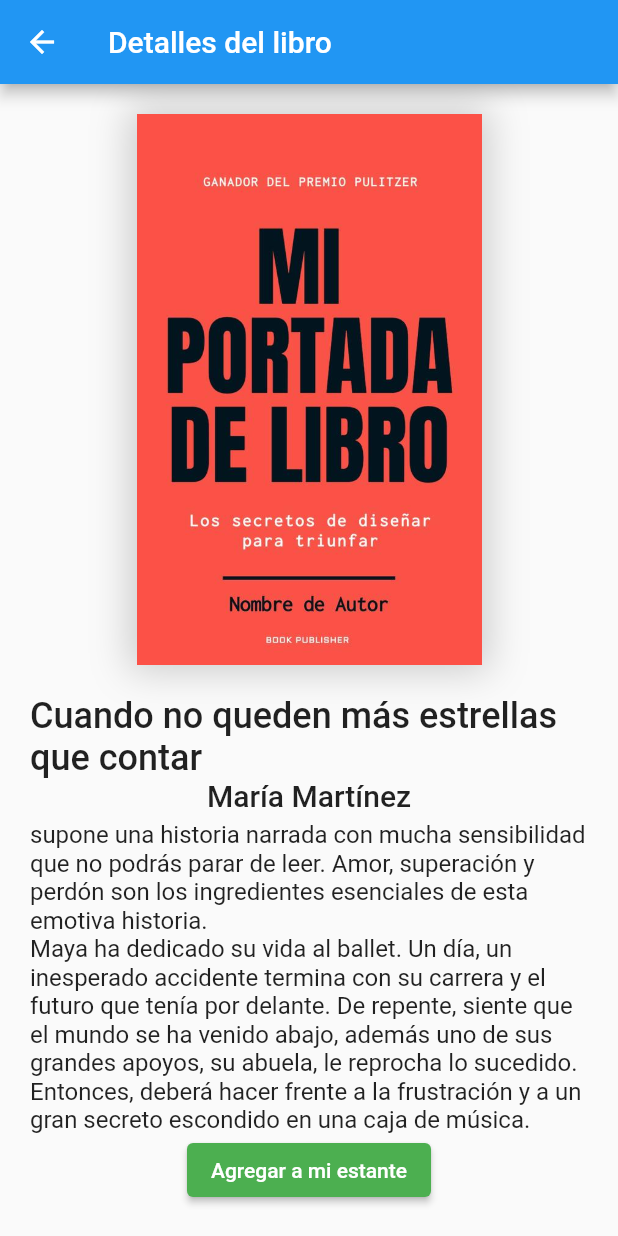
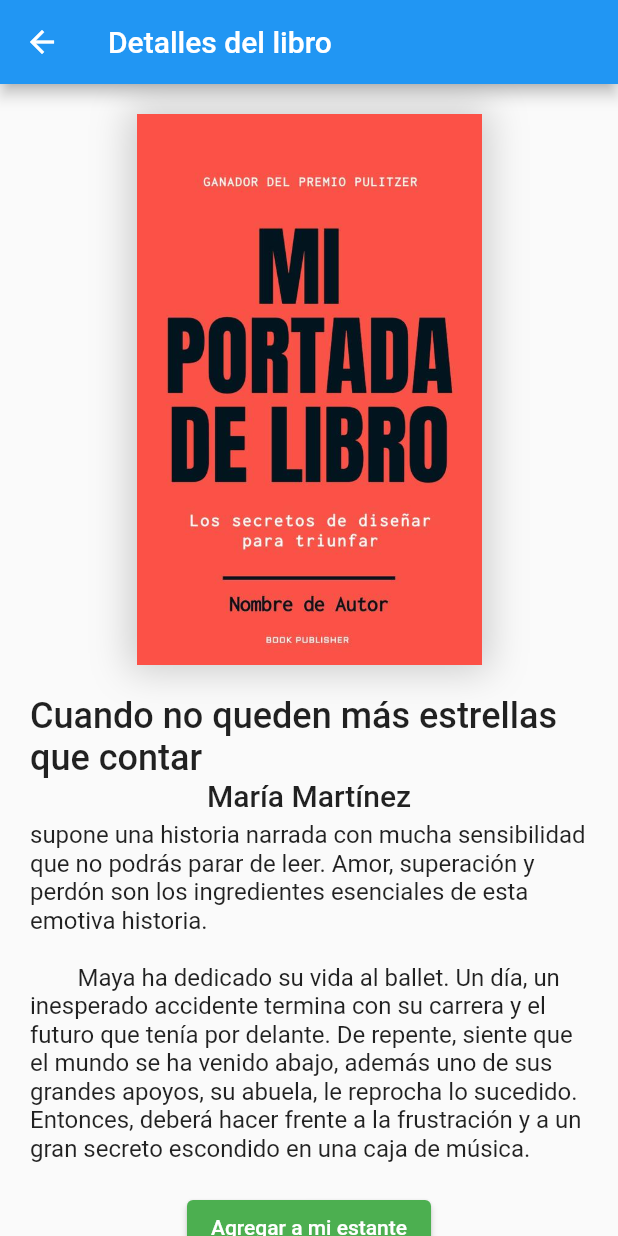
Before and after one commit to lpedraoss/monis, a Flutter app: the screen it shows after launch, after a tap on an icon or button, on a phone screen of 412 x 824 dp. Run offline on Flutter 3.47's test engine with Material 2 defaults, Android fonts, the phone set to English and light mode, and no system bars; our stand-ins replace flutter_bloc.

Commit message:
Modified:   -  Warnings on prettier formatting

```diff
--- a/lib/book_details/book_details_screen.dart
+++ b/lib/book_details/book_details_screen.dart
@@ -50,7 +50,7 @@ class BookActionsWidget extends StatelessWidget {
       }
       return ElevatedButton(
         onPressed: action,
-        style: ElevatedButton.styleFrom(primary: color),
+        style: ElevatedButton.styleFrom(backgroundColor: color,),
         child: Text(label),
       );
     });
--- a/lib/bookshelf/bookshelf_screen.dart
+++ b/lib/bookshelf/bookshelf_screen.dart
@@ -47,7 +47,7 @@ class BookCoverItem extends StatefulWidget {
     super.key,
   });
   //final Book _book;
-  final _bookId;
+  final int _bookId;
 
   @override
   State<BookCoverItem> createState() => _BookCoverItemState();
@@ -57,7 +57,6 @@ class _BookCoverItemState extends State<BookCoverItem> {
   Book? _book;
   @override
   void initState() {
-    // TODO: implement initState
     super.initState();
     _getBook(widget._bookId);
   }
--- a/lib/categories/categories_screen.dart
+++ b/lib/categories/categories_screen.dart
@@ -1,5 +1,5 @@
 import 'package:flutter/material.dart';
-import 'package:monis/model/book-category.dart';
+import 'package:monis/model/book_category.dart';
 import 'package:monis/utils.dart';
 
 class CategoriesScreen extends StatelessWidget {
@@ -49,7 +49,7 @@ class TileCategory extends StatelessWidget {
       child: Container(
         decoration: BoxDecoration(
           borderRadius: BorderRadius.circular(4.0),
-          color: hexToColor(_category.ColorBg),
+          color: hexToColor(_category.colorBg),
         ),
         alignment: AlignmentDirectional.center,
         child: Text(
--- a/lib/home/homeScreen.dart
+++ b/lib/home/home_screen.dart
@@ -36,7 +36,7 @@ class _HomeScreenState extends State<HomeScreen> {
           itemCount: listLength,
           itemBuilder: (context, index) {
             if (index == 0) {
-              return HeaderWidget();
+              return const HeaderWidget();
             }
 
             if (index == 1) {
@@ -134,6 +134,8 @@ class ListItemBook extends StatelessWidget {
 }
 
 class HeaderWidget extends StatelessWidget {
+  const HeaderWidget({super.key});
+
   @override
   Widget build(BuildContext context) {
     return ClipRRect(
--- a/lib/main.dart
+++ b/lib/main.dart
@@ -3,7 +3,7 @@ import 'package:flutter_bloc/flutter_bloc.dart';
 import 'package:monis/bloc/book_shelf/book_shelf_bloc.dart';
 import 'package:monis/bookshelf/bookshelf_screen.dart';
 import 'package:monis/categories/categories_screen.dart';
-import 'package:monis/home/homeScreen.dart';
+import 'package:monis/home/home_screen.dart';
 
 
 void main() {
--- a/lib/model/book-category.dart
+++ /dev/null
@@ -1,6 +0,0 @@
-class BookCategory {
-  final int id;
-  final String name;
-  final String ColorBg; //#FFAB23 FOR EXAMPLE
-  const BookCategory(this.id, this.name, this.ColorBg);
-}
--- a/lib/model/book.dart
+++ b/lib/model/book.dart
@@ -1,5 +1,3 @@
-import 'package:flutter/widgets.dart';
-
 class Book {
   final int id;
   final String tittle;
--- /dev/null
+++ b/lib/model/book_category.dart
@@ -0,0 +1,6 @@
+class BookCategory {
+  final int id;
+  final String name;
+  final String colorBg; //#FFAB23 FOR EXAMPLE
+  const BookCategory(this.id, this.name, this.colorBg);
+}
--- a/lib/repository/book_repository.dart
+++ b/lib/repository/book_repository.dart
@@ -6,8 +6,9 @@ class BookRepository {
         1,
         'Cuando no queden más estrellas que contar',
         'María Martínez',
-        'supone una historia narrada con mucha sensibilidad que no podrás parar de leer. Amor, superación y perdón son los ingredientes esenciales de esta emotiva historia.\n' +
-            'Maya ha dedicado su vida al ballet. Un día, un inesperado accidente termina con su carrera y el futuro que tenía por delante. De repente, siente que el mundo se ha venido abajo, además uno de sus grandes apoyos, su abuela, le reprocha lo sucedido. Entonces, deberá hacer frente a la frustración y a un gran secreto escondido en una caja de música.',
+        '''supone una historia narrada con mucha sensibilidad que no podrás parar de leer. Amor, superación y perdón son los ingredientes esenciales de esta emotiva historia.\n
+        Maya ha dedicado su vida al ballet. Un día, un inesperado accidente termina con su carrera y el futuro que tenía por delante. De repente, siente que el mundo se ha venido abajo, además uno de sus grandes apoyos, su abuela, le reprocha lo sucedido. Entonces, deberá hacer frente a la frustración y a un gran secreto escondido en una caja de música.
+''',
         'assets/images/book1.jpg'),
     Book(2, 'tittle2', 'author2', 'description2', 'assets/images/book2.jpeg'),
     Book(3, 'tittle3', 'author3', 'description3', 'assets/images/book2.jpeg'),
```
Also changed, not shown: 1 other file.
